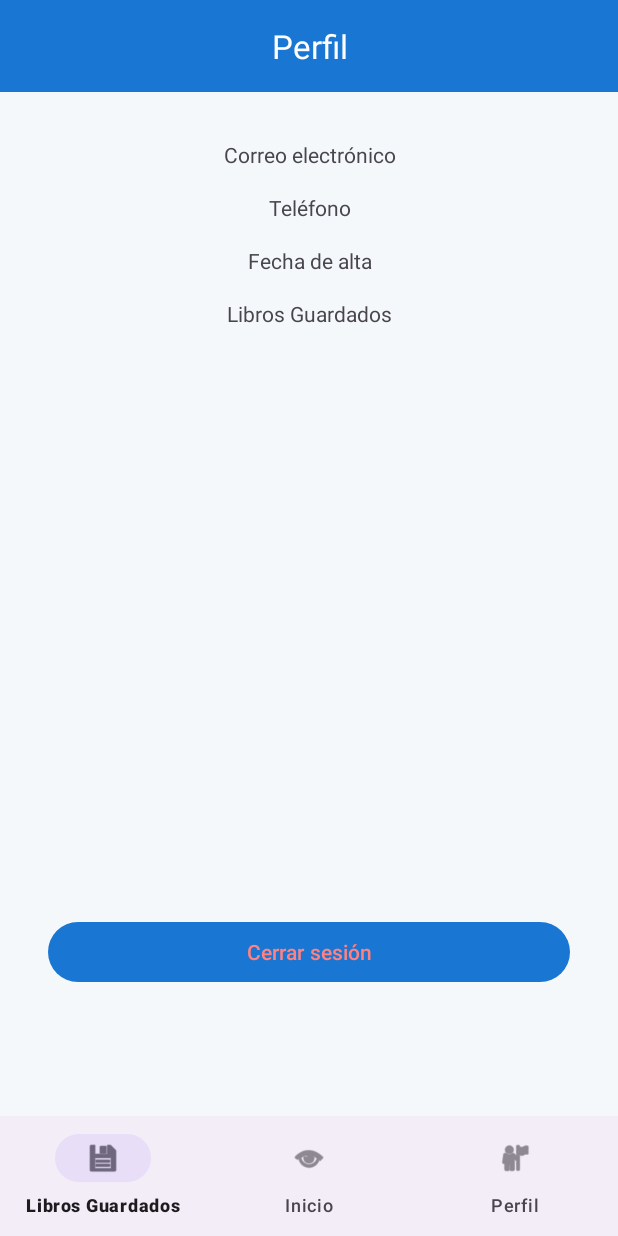
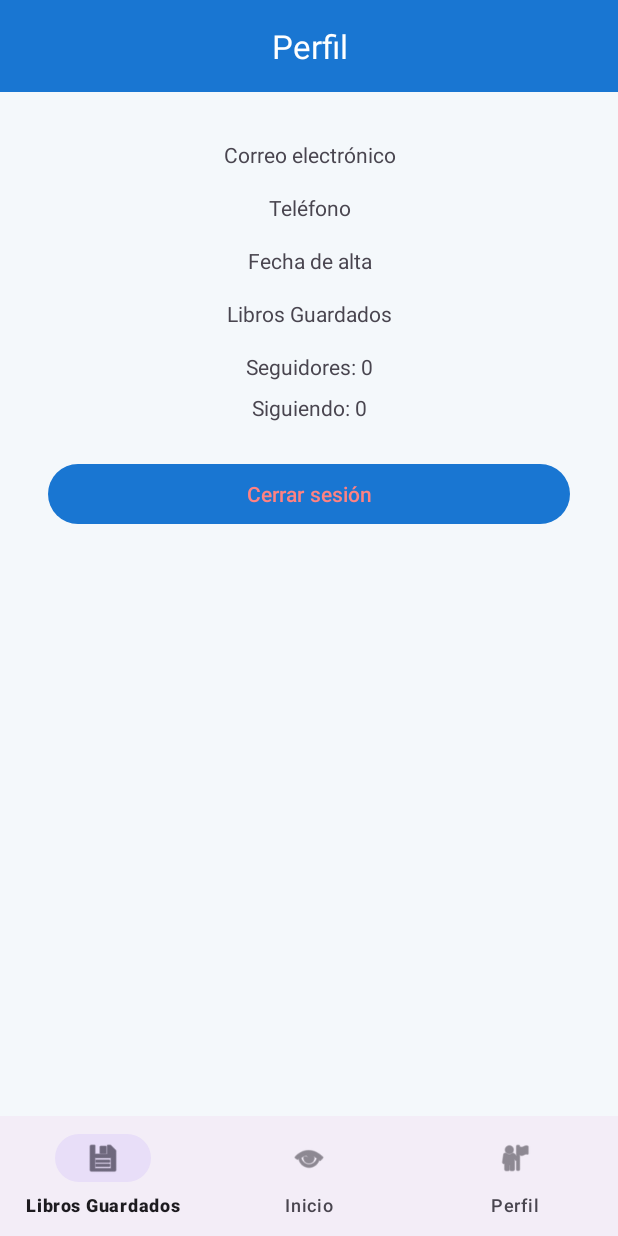
Before and after one commit to smg-444/ProyectoLectoGuard, an Android app: the ProfileActivity screen opened directly, with no data from a screen before it, on a phone screen of 412 x 824 dp. Run offline under Robolectric (Android 15) with nearby library versions, the phone set to English and light mode, and no system bars; our stand-ins replace Firebase (no records; nobody signed in at launch, a user with empty details on screens opened directly), Room's generated code.

Commit message:
feat: follows UI en perfil y fix de consulta followers

```diff
--- /dev/null
+++ b/LectoGuard/app/src/main/java/es/etg/lectoguard/data/remote/FollowService.kt
@@ -0,0 +1,58 @@
+package es.etg.lectoguard.data.remote
+
+import com.google.firebase.firestore.FieldPath
+import com.google.firebase.firestore.FirebaseFirestore
+import kotlinx.coroutines.tasks.await
+
+class FollowService(
+    private val firestore: FirebaseFirestore
+) {
+    private fun followingCollection(uid: String) =
+        firestore.collection("follows").document(uid).collection("following")
+
+    suspend fun follow(selfUid: String, targetUid: String) {
+        if (selfUid == targetUid) return
+        val doc = followingCollection(selfUid).document(targetUid)
+        doc.set(
+            mapOf(
+                "createdAt" to System.currentTimeMillis(),
+                "targetUid" to targetUid
+            )
+        ).await()
+    }
+
+    suspend fun unfollow(selfUid: String, targetUid: String) {
+        followingCollection(selfUid).document(targetUid).delete().await()
+    }
+
+    suspend fun isFollowing(selfUid: String, targetUid: String): Boolean {
+        return try {
+            val snap = followingCollection(selfUid).document(targetUid).get().await()
+            snap.exists()
+        } catch (e: Exception) {
+            false
+        }
+    }
+
+    suspend fun getFollowingCount(uid: String): Int {
+        return try {
+            val snaps = followingCollection(uid).get().await()
+            snaps.size()
+        } catch (e: Exception) {
+            0
+        }
+    }
+
+    suspend fun getFollowersCount(uid: String): Int {
+        // Consulta collectionGroup 'following' filtrando por campo 'targetUid'
+        return try {
+            val snaps = firestore.collectionGroup("following")
+                .whereEqualTo("targetUid", uid)
+                .get()
+                .await()
+            snaps.size()
+        } catch (e: Exception) {
+            0
+        }
+    }
+}
--- a/LectoGuard/app/src/main/java/es/etg/lectoguard/data/repository/UserRepository.kt
+++ b/LectoGuard/app/src/main/java/es/etg/lectoguard/data/repository/UserRepository.kt
@@ -4,7 +4,9 @@ import com.google.firebase.auth.FirebaseAuth
 import com.google.firebase.firestore.FirebaseFirestore
 import es.etg.lectoguard.data.local.UserDao
 import es.etg.lectoguard.data.local.UserEntity
+import es.etg.lectoguard.data.remote.FollowService
 import es.etg.lectoguard.data.remote.UserProfileService
+import es.etg.lectoguard.domain.model.FollowCounts
 import es.etg.lectoguard.domain.model.UserProfile
 import kotlinx.coroutines.tasks.await
 
@@ -14,6 +16,7 @@ class UserRepository(
     private val firestore: FirebaseFirestore
 ) {
     private val profileService by lazy { UserProfileService(firestore) }
+    private val followService by lazy { FollowService(firestore) }
 
     suspend fun login(email: String, password: String): UserEntity? {
         auth.signInWithEmailAndPassword(email, password).await()
@@ -61,4 +64,21 @@ class UserRepository(
     suspend fun getUserById(id: Int) = userDao.getUserById(id)
 
     suspend fun getRemoteProfile(uid: String) = profileService.getProfile(uid)
+
+    suspend fun updateUserProfile(profile: UserProfile) = profileService.upsertProfile(profile)
+
+    suspend fun followUser(selfUid: String, targetUid: String) =
+        followService.follow(selfUid, targetUid)
+
+    suspend fun unfollowUser(selfUid: String, targetUid: String) =
+        followService.unfollow(selfUid, targetUid)
+
+    suspend fun isFollowing(selfUid: String, targetUid: String) =
+        followService.isFollowing(selfUid, targetUid)
+
+    suspend fun getFollowCounts(uid: String): FollowCounts =
+        FollowCounts(
+            followers = followService.getFollowersCount(uid),
+            following = followService.getFollowingCount(uid)
+        )
 }
--- /dev/null
+++ b/LectoGuard/app/src/main/java/es/etg/lectoguard/domain/model/FollowCounts.kt
@@ -0,0 +1,6 @@
+package es.etg.lectoguard.domain.model
+
+data class FollowCounts(
+    val followers: Int,
+    val following: Int
+)
--- /dev/null
+++ b/LectoGuard/app/src/main/java/es/etg/lectoguard/domain/usecase/FollowUserUseCase.kt
@@ -0,0 +1,8 @@
+package es.etg.lectoguard.domain.usecase
+
+import es.etg.lectoguard.data.repository.UserRepository
+
+class FollowUserUseCase(private val repository: UserRepository) {
+    suspend operator fun invoke(selfUid: String, targetUid: String) =
+        repository.followUser(selfUid, targetUid)
+}
--- /dev/null
+++ b/LectoGuard/app/src/main/java/es/etg/lectoguard/domain/usecase/GetFollowCountsUseCase.kt
@@ -0,0 +1,7 @@
+package es.etg.lectoguard.domain.usecase
+
+import es.etg.lectoguard.data.repository.UserRepository
+
+class GetFollowCountsUseCase(private val repository: UserRepository) {
+    suspend operator fun invoke(uid: String) = repository.getFollowCounts(uid)
+}
--- /dev/null
+++ b/LectoGuard/app/src/main/java/es/etg/lectoguard/domain/usecase/IsFollowingUseCase.kt
@@ -0,0 +1,8 @@
+package es.etg.lectoguard.domain.usecase
+
+import es.etg.lectoguard.data.repository.UserRepository
+
+class IsFollowingUseCase(private val repository: UserRepository) {
+    suspend operator fun invoke(selfUid: String, targetUid: String) =
+        repository.isFollowing(selfUid, targetUid)
+}
--- /dev/null
+++ b/LectoGuard/app/src/main/java/es/etg/lectoguard/domain/usecase/UnfollowUserUseCase.kt
@@ -0,0 +1,8 @@
+package es.etg.lectoguard.domain.usecase
+
+import es.etg.lectoguard.data.repository.UserRepository
+
+class UnfollowUserUseCase(private val repository: UserRepository) {
+    suspend operator fun invoke(selfUid: String, targetUid: String) =
+        repository.unfollowUser(selfUid, targetUid)
+}
--- /dev/null
+++ b/LectoGuard/app/src/main/java/es/etg/lectoguard/domain/usecase/UpdateUserProfileUseCase.kt
@@ -0,0 +1,8 @@
+package es.etg.lectoguard.domain.usecase
+
+import es.etg.lectoguard.data.repository.UserRepository
+import es.etg.lectoguard.domain.model.UserProfile
+
+class UpdateUserProfileUseCase(private val repository: UserRepository) {
+    suspend operator fun invoke(profile: UserProfile) = repository.updateUserProfile(profile)
+}
--- a/LectoGuard/app/src/main/java/es/etg/lectoguard/ui/view/ProfileActivity.kt
+++ b/LectoGuard/app/src/main/java/es/etg/lectoguard/ui/view/ProfileActivity.kt
@@ -12,6 +12,11 @@ import es.etg.lectoguard.data.local.LectoGuardDatabase
 import es.etg.lectoguard.data.repository.UserRepository
 import es.etg.lectoguard.domain.usecase.LoginUseCase
 import es.etg.lectoguard.domain.usecase.RegisterUseCase
+import es.etg.lectoguard.domain.usecase.IsFollowingUseCase
+import es.etg.lectoguard.domain.usecase.GetFollowCountsUseCase
+import es.etg.lectoguard.domain.usecase.FollowUserUseCase
+import es.etg.lectoguard.domain.usecase.UnfollowUserUseCase
+import es.etg.lectoguard.domain.usecase.UpdateUserProfileUseCase
 import es.etg.lectoguard.ui.viewmodel.UserViewModel
 import es.etg.lectoguard.utils.PrefsHelper
 import kotlinx.coroutines.CoroutineScope
@@ -31,19 +36,36 @@ class ProfileActivity : AppCompatActivity() {
         val userRepository = UserRepository(db.userDao(), FirebaseAuth.getInstance(), FirebaseFirestore.getInstance())
         userViewModel = UserViewModel(
             LoginUseCase(userRepository),
-            RegisterUseCase(userRepository)
+            RegisterUseCase(userRepository),
+            IsFollowingUseCase(userRepository),
+            GetFollowCountsUseCase(userRepository),
+            FollowUserUseCase(userRepository),
+            UnfollowUserUseCase(userRepository),
+            UpdateUserProfileUseCase(userRepository)
         )
 
-        val uid = PrefsHelper.getFirebaseUid(this) ?: FirebaseAuth.getInstance().currentUser?.uid
-        if (uid != null) {
+        val selfUid = PrefsHelper.getFirebaseUid(this) ?: FirebaseAuth.getInstance().currentUser?.uid
+        val targetUid = selfUid // en esta pantalla mostramos nuestro propio perfil
+
+        if (selfUid != null) {
             CoroutineScope(Dispatchers.Main).launch {
-                val profile = userRepository.getRemoteProfile(uid)
+                val profile = userRepository.getRemoteProfile(selfUid)
                 if (profile != null) {
                     binding.tvEmail.text = profile.email
                     binding.tvPhone.text = "" // no en perfil remoto aún
                     binding.tvSignupDate.text = profile.createdAt.toString()
                 }
             }
+            // Cargar conteos de follow
+            userViewModel.loadFollowState(selfUid, targetUid!!)
+            userViewModel.followersCount.observe(this) { count ->
+                binding.tvFollowers.text = "Seguidores: ${count ?: 0}"
+            }
+            userViewModel.followingCount.observe(this) { count ->
+                binding.tvFollowing.text = "Siguiendo: ${count ?: 0}"
+            }
+            // Si es nuestro perfil, ocultar botón de seguir
+            binding.btnFollowToggle.visibility = android.view.View.GONE
         }
 
         binding.btnLogout.setOnClickListener {
--- a/LectoGuard/app/src/main/java/es/etg/lectoguard/ui/viewmodel/UserViewModel.kt
+++ b/LectoGuard/app/src/main/java/es/etg/lectoguard/ui/viewmodel/UserViewModel.kt
@@ -6,16 +6,29 @@ import androidx.lifecycle.viewModelScope
 import es.etg.lectoguard.data.local.UserEntity
 import es.etg.lectoguard.domain.usecase.LoginUseCase
 import es.etg.lectoguard.domain.usecase.RegisterUseCase
+import es.etg.lectoguard.domain.usecase.IsFollowingUseCase
+import es.etg.lectoguard.domain.usecase.GetFollowCountsUseCase
+import es.etg.lectoguard.domain.usecase.FollowUserUseCase
+import es.etg.lectoguard.domain.usecase.UnfollowUserUseCase
+import es.etg.lectoguard.domain.usecase.UpdateUserProfileUseCase
 import kotlinx.coroutines.launch
 
 class UserViewModel(
     private val loginUseCase: LoginUseCase,
-    private val registerUseCase: RegisterUseCase
+    private val registerUseCase: RegisterUseCase,
+    private val isFollowingUseCase: IsFollowingUseCase? = null,
+    private val getFollowCountsUseCase: GetFollowCountsUseCase? = null,
+    private val followUserUseCase: FollowUserUseCase? = null,
+    private val unfollowUserUseCase: UnfollowUserUseCase? = null,
+    private val updateUserProfileUseCase: UpdateUserProfileUseCase? = null
 ) : ViewModel() {
 
     val user = MutableLiveData<UserEntity?>()
     val loginResult = MutableLiveData<Boolean>()
     val registerResult = MutableLiveData<Boolean>()
+    val isFollowing = MutableLiveData<Boolean?>()
+    val followersCount = MutableLiveData<Int?>()
+    val followingCount = MutableLiveData<Int?>()
 
     fun login(email: String, password: String) {
         viewModelScope.launch {
@@ -31,4 +44,46 @@ class UserViewModel(
             registerResult.postValue(id > 0)
         }
     }
+
+    fun loadFollowState(selfUid: String, targetUid: String) {
+        val isFollowingUseCase = this.isFollowingUseCase ?: return
+        val getFollowCountsUseCase = this.getFollowCountsUseCase ?: return
+        viewModelScope.launch {
+            isFollowing.postValue(isFollowingUseCase(selfUid, targetUid))
+            val counts = getFollowCountsUseCase(targetUid)
+            followersCount.postValue(counts.followers)
+            followingCount.postValue(counts.following)
+        }
+    }
+
+    fun follow(selfUid: String, targetUid: String) {
+        val followUserUseCase = this.followUserUseCase ?: return
+        val getFollowCountsUseCase = this.getFollowCountsUseCase ?: return
+        viewModelScope.launch {
+            followUserUseCase(selfUid, targetUid)
+            isFollowing.postValue(true)
+            val counts = getFollowCountsUseCase(targetUid)
+            followersCount.postValue(counts.followers)
+            followingCount.postValue(counts.following)
+        }
+    }
+
+    fun unfollow(selfUid: String, targetUid: String) {
+        val unfollowUserUseCase = this.unfollowUserUseCase ?: return
+        val getFollowCountsUseCase = this.getFollowCountsUseCase ?: return
+        viewModelScope.launch {
+            unfollowUserUseCase(selfUid, targetUid)
+            isFollowing.postValue(false)
+            val counts = getFollowCountsUseCase(targetUid)
+            followersCount.postValue(counts.followers)
+            followingCount.postValue(counts.following)
+        }
+    }
+
+    fun updateProfile(profileUpdate: es.etg.lectoguard.domain.model.UserProfile) {
+        val updateUserProfileUseCase = this.updateUserProfileUseCase ?: return
+        viewModelScope.launch {
+            updateUserProfileUseCase(profileUpdate)
+        }
+    }
 }
--- a/LectoGuard/app/src/main/res/layout/activity_profile.xml
+++ b/LectoGuard/app/src/main/res/layout/activity_profile.xml
@@ -57,19 +57,53 @@
         android:layout_marginTop="16dp"
         android:gravity="center"/>
 
+    <TextView
+        android:id="@+id/tvFollowers"
+        android:layout_width="0dp"
+        android:layout_height="wrap_content"
+        android:text="Seguidores: 0"
+        app:layout_constraintTop_toBottomOf="@id/tvBooksSaved"
+        app:layout_constraintStart_toStartOf="parent"
+        app:layout_constraintEnd_toEndOf="parent"
+        android:layout_marginTop="16dp"
+        android:gravity="center"/>
+
+    <TextView
+        android:id="@+id/tvFollowing"
+        android:layout_width="0dp"
+        android:layout_height="wrap_content"
+        android:text="Siguiendo: 0"
+        app:layout_constraintTop_toBottomOf="@id/tvFollowers"
+        app:layout_constraintStart_toStartOf="parent"
+        app:layout_constraintEnd_toEndOf="parent"
+        android:layout_marginTop="8dp"
+        android:gravity="center"/>
+
+    <Button
+        android:id="@+id/btnFollowToggle"
+        android:layout_width="0dp"
+        android:layout_height="wrap_content"
+        android:layout_marginStart="32dp"
+        android:layout_marginEnd="32dp"
+        android:layout_marginTop="16dp"
+        android:text="Seguir"
+        app:layout_constraintTop_toBottomOf="@id/tvFollowing"
+        app:layout_constraintStart_toStartOf="parent"
+        app:layout_constraintEnd_toEndOf="parent"/>
+
     <Button
         android:id="@+id/btnLogout"
         android:layout_width="0dp"
         android:layout_height="wrap_content"
         android:layout_marginStart="32dp"
-        android:layout_marginTop="392dp"
+        android:layout_marginTop="24dp"
         android:layout_marginEnd="32dp"
         android:text="@string/logout"
         android:textColor="@color/colorCancel"
         app:layout_constraintEnd_toEndOf="parent"
         app:layout_constraintHorizontal_bias="0.0"
         app:layout_constraintStart_toStartOf="parent"
-        app:layout_constraintTop_toBottomOf="@id/tvBooksSaved" />
+        app:layout_constraintTop_toBottomOf="@id/btnFollowToggle" />
 
     <com.google.android.material.bottomnavigation.BottomNavigationView
         android:id="@+id/bottomNavigation"
```
